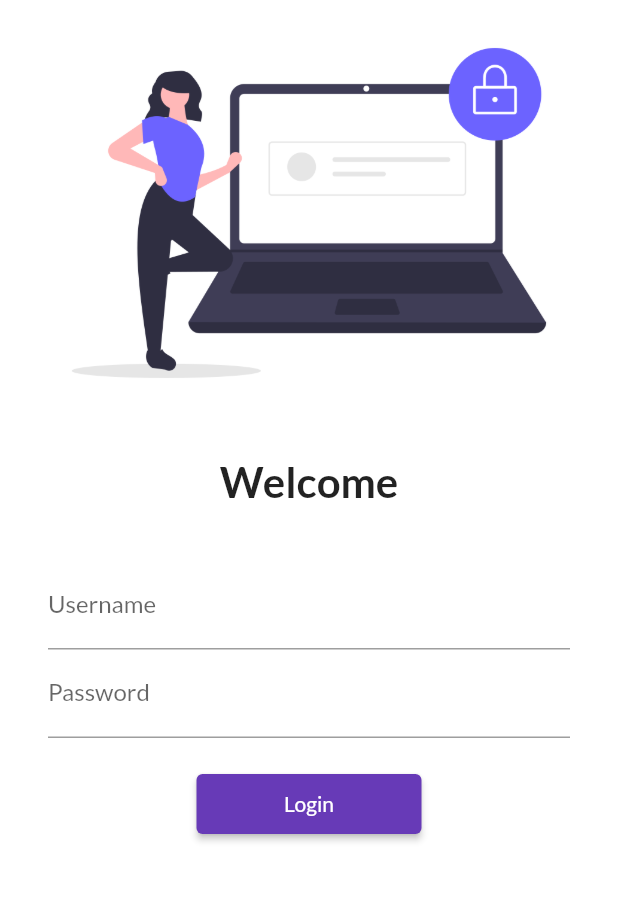
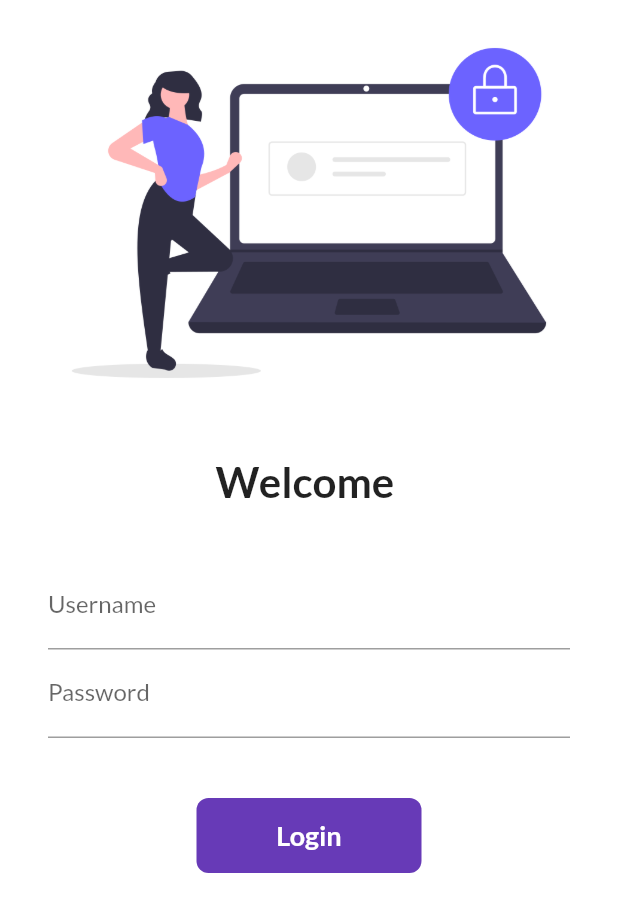
Before and after one commit to kojuabhishek/30daysOfFlutter, a Flutter app: the screen it shows after launch, on a phone screen of 412 x 824 dp. Shown: the top 912 px of the screen. Run offline on Flutter 3.47's test engine with Material 2 defaults, Android fonts, the phone set to English and light mode, and no system bars; our stand-ins replace google_fonts.

Commit message:
day6 completed

```diff
--- a/lib/pages/login_page.dart
+++ b/lib/pages/login_page.dart
@@ -1,8 +1,16 @@
 import 'package:flutter/material.dart';
 import 'package:flutter_catalog/utils/routes.dart';
 
-class LoginPage extends StatelessWidget {
+class LoginPage extends StatefulWidget {
   const LoginPage({Key? key}) : super(key: key);
+
+  @override
+  State<LoginPage> createState() => _LoginPageState();
+}
+
+class _LoginPageState extends State<LoginPage> {
+  String name = "";
+  bool changeButton = false;
 
   @override
   Widget build(BuildContext context) {
@@ -19,7 +27,7 @@ class LoginPage extends StatelessWidget {
               height: 20.0,
             ),
             Text(
-              "Welcome",
+              "Welcome $name",
               style: TextStyle(
                 fontSize: 28,
                 fontWeight: FontWeight.bold,
@@ -38,6 +46,10 @@ class LoginPage extends StatelessWidget {
                       hintText: "Enter username",
                       labelText: "Username",
                     ),
+                    onChanged: (value) {
+                      name = value;
+                      setState(() {});
+                    },
                   ),
                   TextFormField(
                     obscureText: true,
@@ -47,15 +59,41 @@ class LoginPage extends StatelessWidget {
                     ),
                   ),
                   SizedBox(
-                    height: 20.0,
+                    height: 40.0,
                   ),
-                  ElevatedButton(
-                    onPressed: () {
-                      Navigator.pushNamed(context, MyRoutes.homeRoute);
+                  InkWell(
+                    onTap: () {
+                      setState(() {
+                        changeButton = true;
+                      });
+
+                      //await Future.delayed(Duration(seconds: 1));
+                       Navigator.pushNamed(context, MyRoutes.homeRoute);
                     },
-                    child: Text("Login"),
-                    style: TextButton.styleFrom(minimumSize: Size(150, 40)),
-                  )
+                    child: AnimatedContainer(
+                      duration: Duration(seconds: 1),
+                      width: changeButton? 50:150,
+                      height: 50,
+                      alignment: Alignment.center,
+                      child: Text(
+                        "Login",
+                        style: TextStyle(
+                            color: Colors.white,
+                            fontWeight: FontWeight.bold,
+                            fontSize: 18),
+                      ),
+                      decoration: BoxDecoration(
+                          color: Colors.deepPurple,
+                          borderRadius: BorderRadius.circular(changeButton? 20:8,)),
+                    ),
+                  ),
+                  //ElevatedButton(
+                  //onPressed: () {
+                  // Navigator.pushNamed(context, MyRoutes.homeRoute);
+                  //},
+                  //child: Text("Login"),
+                  //style: TextButton.styleFrom(minimumSize: Size(150, 40)),
+                  //)
                 ],
               ),
             )
```
